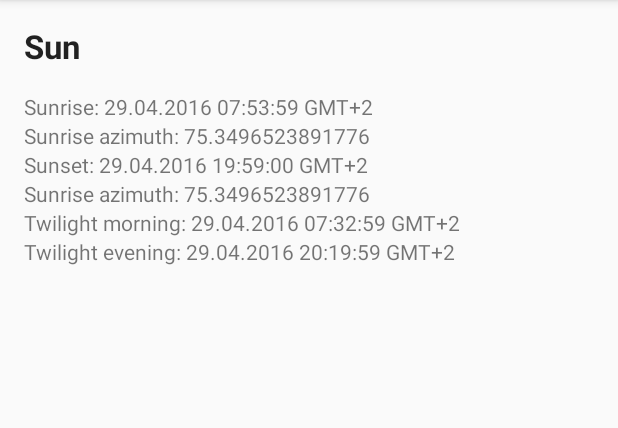
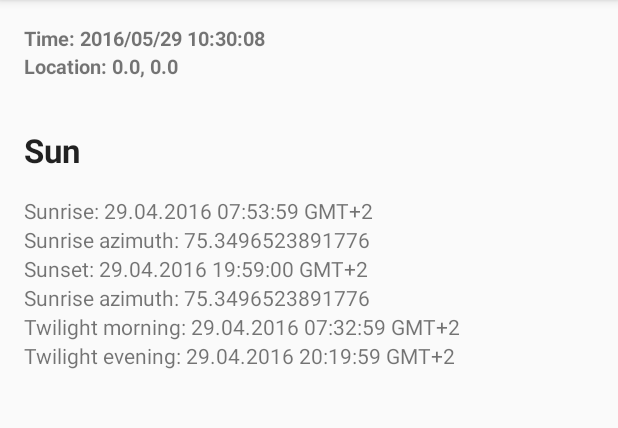
Before and after one commit to Quisy/AstroWeatherAndroid, an Android app: the screen it shows after launch (MainActivity), on a phone screen of 412 x 824 dp, the part 84-512 px from its top. Run offline under Robolectric (Android 15) with nearby library versions, the phone set to English and light mode, and no system bars.

Commit message:
Added location and time inform fragment

```diff
--- /dev/null
+++ b/app/src/main/java/com/example/quisy/astroweatherandroid/SettingsInfoFragment.java
@@ -0,0 +1,58 @@
+package com.example.quisy.astroweatherandroid;
+
+import android.content.Context;
+import android.net.Uri;
+import android.os.Bundle;
+import android.os.Handler;
+import android.support.v4.app.Fragment;
+import android.view.LayoutInflater;
+import android.view.View;
+import android.view.ViewGroup;
+import android.widget.TextView;
+
+import com.example.quisy.astroweatherandroid.R;
+
+import java.text.SimpleDateFormat;
+import java.util.Calendar;
+
+
+public class SettingsInfoFragment extends Fragment {
+
+    TextView lblTime, lblLocation;
+
+    @Override
+    public void onCreate(Bundle savedInstanceState) {
+        super.onCreate(savedInstanceState);
+    }
+
+    @Override
+    public View onCreateView(LayoutInflater inflater, ViewGroup container,
+                             Bundle savedInstanceState) {
+        // Inflate the layout for this fragment
+        ViewGroup rootView = (ViewGroup) inflater.inflate(R.layout.fragment_settings_info, container, false);
+
+        lblTime = (TextView) rootView.findViewById(R.id.lblTime);
+        lblLocation = (TextView) rootView.findViewById(R.id.lblLocation);
+
+        lblLocation.setText("Location: " + Double.toString(Settings.Location.Longitude) + ", " + Double.toString(Settings.Location.Latitude));
+
+        final Handler hTime = new Handler();
+
+        hTime.postDelayed(new Runnable() {
+            public void run() {
+
+                SimpleDateFormat dateFormat = new SimpleDateFormat("yyyy/MM/dd HH:mm:ss");
+                Calendar cal = Calendar.getInstance();
+
+                lblTime.setText("Time: " + dateFormat.format(cal.getTime()));
+
+                hTime.postDelayed(this, 1000);
+            }
+        }, 1000);
+
+
+        return rootView;
+    }
+
+
+}
--- a/app/src/main/java/com/example/quisy/astroweatherandroid/SunInfoFragment.java
+++ b/app/src/main/java/com/example/quisy/astroweatherandroid/SunInfoFragment.java
@@ -3,12 +3,16 @@ package com.example.quisy.astroweatherandroid;
 import android.os.Bundle;
 import android.os.Handler;
 import android.support.v4.app.Fragment;
+import android.text.format.DateFormat;
 import android.view.LayoutInflater;
 import android.view.View;
 import android.view.ViewGroup;
 import android.widget.TextView;
 
 import com.astrocalculator.AstroCalculator;
+
+import java.text.SimpleDateFormat;
+import java.util.Calendar;
 
 
 /**
@@ -18,7 +22,7 @@ public class SunInfoFragment extends Fragment {
 
 
     private AstroWeatherService _astroWeatherService;
-    TextView lblSunrise, lblSunriseAzimuth, lblSunset, lblSunsetAzimuth, lblTwilightMorning, lblTwilightEvening;
+    TextView lblSunrise, lblSunriseAzimuth, lblSunset, lblSunsetAzimuth, lblTwilightMorning, lblTwilightEvening, lblTime;
 
 
     @Override
@@ -53,6 +57,7 @@ public class SunInfoFragment extends Fragment {
 
             hSun.postDelayed(new Runnable() {
                 public void run() {
+
                     AstroCalculator.SunInfo sunInfo = _astroWeatherService.getSunInfo();
                     lblSunrise.setText("Sunrise: " + sunInfo.getSunrise().toString());
                     lblSunriseAzimuth.setText("Sunrise azimuth: " + String.valueOf(sunInfo.getAzimuthRise()));
@@ -60,7 +65,6 @@ public class SunInfoFragment extends Fragment {
                     lblSunsetAzimuth.setText("Sunrise azimuth: " + String.valueOf(sunInfo.getAzimuthRise()));
                     lblTwilightMorning.setText("Twilight morning: " + sunInfo.getTwilightMorning().toString());
                     lblTwilightEvening.setText("Twilight evening: " + sunInfo.getTwilightEvening().toString());
-                    System.out.println("test1");
                     hSun.postDelayed(this, delay);
                 }
             }, delay);
@@ -68,6 +72,9 @@ public class SunInfoFragment extends Fragment {
         }
 
 
+
+
+
         return rootView;
     }
 }
--- a/app/src/main/res/layout-land/content_main.xml
+++ b/app/src/main/res/layout-land/content_main.xml
@@ -1,28 +1,56 @@
-<LinearLayout xmlns:android="http://schemas.android.com/apk/res/android"
+
+
+<TableLayout xmlns:android="http://schemas.android.com/apk/res/android"
+    android:layout_width="match_parent"
+    android:layout_height="wrap_content"
+    android:baselineAligned="false"
+    android:rowCount="2"
+    android:columnCount="2"
+    android:orientation="vertical">
+
+
+    <TableRow
         android:layout_width="match_parent"
         android:layout_height="match_parent"
-    android:baselineAligned="false"
-    android:orientation="horizontal">
+        android:layout_weight="1">
 
+        <fragment xmlns:android="http://schemas.android.com/apk/res/android"
+            xmlns:app="http://schemas.android.com/apk/res-auto"
+            xmlns:tools="http://schemas.android.com/tools"
+            android:id="@+id/fragmentInfo"
+            android:name="com.example.quisy.astroweatherandroid.SettingsInfoFragment"
+            android:layout_width="match_parent"
+            android:layout_height="match_parent"
+            app:layout_behavior="@string/appbar_scrolling_view_behavior"
+            tools:layout="@layout/fragment_settings_info" />
+    </TableRow>
+
+    <TableRow
+        android:layout_width="match_parent"
+        android:layout_height="match_parent"
+        android:layout_weight="1">
 
         <fragment xmlns:android="http://schemas.android.com/apk/res/android"
             xmlns:app="http://schemas.android.com/apk/res-auto"
             xmlns:tools="http://schemas.android.com/tools"
             android:id="@+id/fragmentSunInfo"
             android:name="com.example.quisy.astroweatherandroid.SunInfoFragment"
-        android:layout_width="294dp"
-        android:layout_height="match_parent"
+            android:layout_weight="0.5"
             app:layout_behavior="@string/appbar_scrolling_view_behavior"
-        tools:layout="@layout/fragment_sun_info" />
+            tools:layout="@layout/fragment_sun_info"
+            android:layout_width="match_parent"
+            android:layout_height="match_parent" />
 
         <fragment xmlns:android="http://schemas.android.com/apk/res/android"
             xmlns:app="http://schemas.android.com/apk/res-auto"
             xmlns:tools="http://schemas.android.com/tools"
             android:id="@+id/fragmentMoonInfo"
             android:name="com.example.quisy.astroweatherandroid.MoonInfoFragment"
-        android:layout_width="match_parent"
+            android:layout_weight="0.5"
+            app:layout_behavior="@string/appbar_scrolling_view_behavior"
+            tools:layout="@layout/fragment_moon_info"
             android:layout_height="match_parent"
-        app:layout_behavior="@string/appbar_scrolling_view_behavior"
-        tools:layout="@layout/fragment_moon_info" />
+            android:layout_width="match_parent" />
+    </TableRow>
 
-</LinearLayout>
+</TableLayout>
--- a/app/src/main/res/layout-sw600dp-land/content_main.xml
+++ b/app/src/main/res/layout-sw600dp-land/content_main.xml
@@ -4,9 +4,25 @@
     android:layout_height="wrap_content"
     android:baselineAligned="false"
     android:rowCount="2"
-    android:columnCount="3"
+    android:columnCount="2"
     android:orientation="vertical">
 
+
+    <TableRow
+        android:layout_width="match_parent"
+        android:layout_height="match_parent"
+        android:layout_weight="1">
+
+        <fragment xmlns:android="http://schemas.android.com/apk/res/android"
+            xmlns:app="http://schemas.android.com/apk/res-auto"
+            xmlns:tools="http://schemas.android.com/tools"
+            android:id="@+id/fragmentInfo"
+            android:name="com.example.quisy.astroweatherandroid.SettingsInfoFragment"
+            android:layout_width="match_parent"
+            android:layout_height="match_parent"
+            app:layout_behavior="@string/appbar_scrolling_view_behavior"
+            tools:layout="@layout/fragment_settings_info" />
+    </TableRow>
 
     <TableRow
         android:layout_width="match_parent"
--- a/app/src/main/res/layout-sw600dp/content_main.xml
+++ b/app/src/main/res/layout-sw600dp/content_main.xml
@@ -7,6 +7,21 @@
     android:columnCount="3"
     android:orientation="vertical">
 
+    <TableRow
+        android:layout_width="match_parent"
+        android:layout_height="match_parent"
+        android:layout_weight="1">
+
+        <fragment xmlns:android="http://schemas.android.com/apk/res/android"
+            xmlns:app="http://schemas.android.com/apk/res-auto"
+            xmlns:tools="http://schemas.android.com/tools"
+            android:id="@+id/fragmentInfo"
+            android:name="com.example.quisy.astroweatherandroid.SettingsInfoFragment"
+            android:layout_width="match_parent"
+            android:layout_height="match_parent"
+            app:layout_behavior="@string/appbar_scrolling_view_behavior"
+            tools:layout="@layout/fragment_settings_info" />
+    </TableRow>
 
     <TableRow
         android:layout_width="match_parent"
--- a/app/src/main/res/layout/content_main.xml
+++ b/app/src/main/res/layout/content_main.xml
@@ -1,17 +1,71 @@
-<LinearLayout xmlns:android="http://schemas.android.com/apk/res/android"
+<!--<LinearLayout xmlns:android="http://schemas.android.com/apk/res/android"-->
+    <!--android:layout_width="match_parent"-->
+    <!--android:layout_height="match_parent"-->
+    <!--android:baselineAligned="false"-->
+    <!--android:orientation="vertical">-->
+
+    <!--<fragment xmlns:android="http://schemas.android.com/apk/res/android"-->
+        <!--xmlns:app="http://schemas.android.com/apk/res-auto"-->
+        <!--xmlns:tools="http://schemas.android.com/tools"-->
+        <!--android:id="@+id/fragmentInfo"-->
+        <!--android:name="com.example.quisy.astroweatherandroid.SettingsInfoFragment"-->
+        <!--android:layout_width="match_parent"-->
+        <!--android:layout_height="match_parent"-->
+        <!--app:layout_behavior="@string/appbar_scrolling_view_behavior"-->
+        <!--tools:layout="@layout/fragment_settings_info" />-->
+
+    <!--<fragment xmlns:android="http://schemas.android.com/apk/res/android"-->
+        <!--xmlns:app="http://schemas.android.com/apk/res-auto"-->
+        <!--xmlns:tools="http://schemas.android.com/tools"-->
+        <!--android:id="@+id/fragmentMain"-->
+        <!--android:name="com.example.quisy.astroweatherandroid.MainActivityFragment"-->
+        <!--android:layout_width="match_parent"-->
+        <!--android:layout_height="match_parent"-->
+        <!--app:layout_behavior="@string/appbar_scrolling_view_behavior"-->
+        <!--tools:layout="@layout/fragment_main" />-->
+
+<!--</LinearLayout>-->
+
+<TableLayout xmlns:android="http://schemas.android.com/apk/res/android"
+android:layout_width="match_parent"
+android:layout_height="wrap_content"
+android:baselineAligned="false"
+android:rowCount="2"
+android:columnCount="0"
+android:orientation="vertical">
+
+
+<TableRow
     android:layout_width="match_parent"
     android:layout_height="match_parent"
-    android:baselineAligned="false"
-    android:orientation="vertical">
+    android:layout_weight="0">
+
+    <fragment xmlns:android="http://schemas.android.com/apk/res/android"
+        xmlns:app="http://schemas.android.com/apk/res-auto"
+        xmlns:tools="http://schemas.android.com/tools"
+        android:id="@+id/fragmentInfo"
+        android:name="com.example.quisy.astroweatherandroid.SettingsInfoFragment"
+        android:layout_width="match_parent"
+        android:layout_height="match_parent"
+        app:layout_behavior="@string/appbar_scrolling_view_behavior"
+        tools:layout="@layout/fragment_settings_info" />
+</TableRow>
+
+<TableRow
+    android:layout_width="match_parent"
+    android:layout_height="match_parent"
+    android:layout_weight="0">
 
     <fragment xmlns:android="http://schemas.android.com/apk/res/android"
         xmlns:app="http://schemas.android.com/apk/res-auto"
         xmlns:tools="http://schemas.android.com/tools"
         android:id="@+id/fragmentMain"
         android:name="com.example.quisy.astroweatherandroid.MainActivityFragment"
-        android:layout_width="match_parent"
+        android:layout_width="wrap_content"
         android:layout_height="match_parent"
+        android:layout_weight="1"
         app:layout_behavior="@string/appbar_scrolling_view_behavior"
         tools:layout="@layout/fragment_main" />
+</TableRow>
 
-</LinearLayout>
+</TableLayout>
--- /dev/null
+++ b/app/src/main/res/layout/fragment_settings_info.xml
@@ -0,0 +1,26 @@
+<LinearLayout android:layout_width="match_parent"
+    android:layout_height="wrap_content"
+    android:orientation="vertical"
+    android:padding="16dp"
+    xmlns:android="http://schemas.android.com/apk/res/android">
+
+    <TextView android:id="@+id/lblTime"
+        android:textStyle="bold"
+        style="?android:textAppearanceSmall"
+        android:layout_width="match_parent"
+        android:layout_height="wrap_content"
+        android:layout_weight="1"
+        android:layout_marginBottom="0dp"
+        android:text="Time: "
+        android:textSize="20px" />
+
+    <TextView android:id="@+id/lblLocation"
+        style="?android:textAppearanceSmall"
+        android:textStyle="bold"
+        android:layout_width="match_parent"
+        android:layout_weight="1"
+        android:layout_height="wrap_content"
+        android:layout_marginBottom="0dp"
+        android:text="Location: "
+        android:textSize="20px" />
+</LinearLayout>
```
Lines whose indentation alone changed are shown as unchanged.
